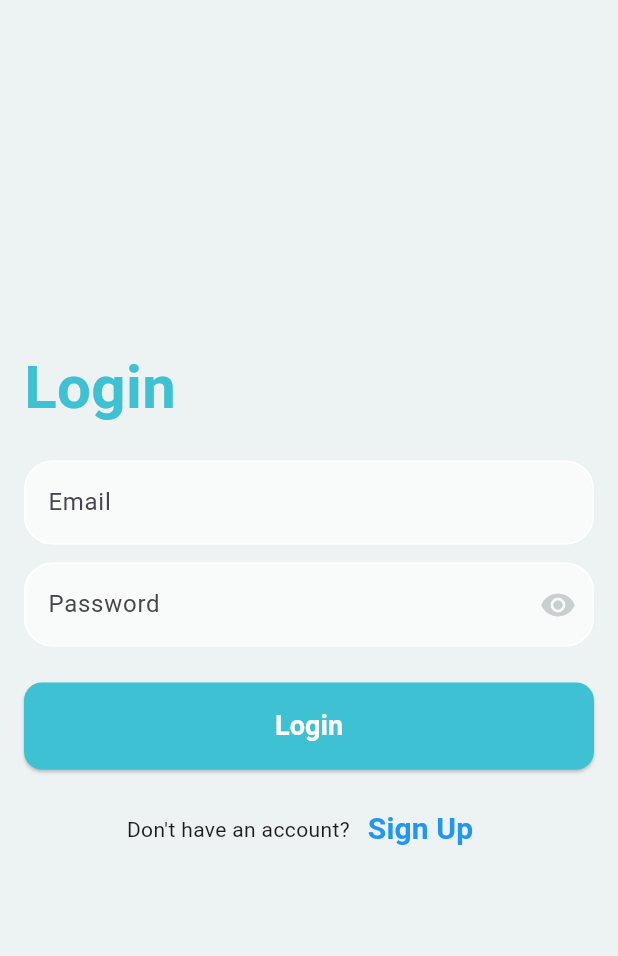
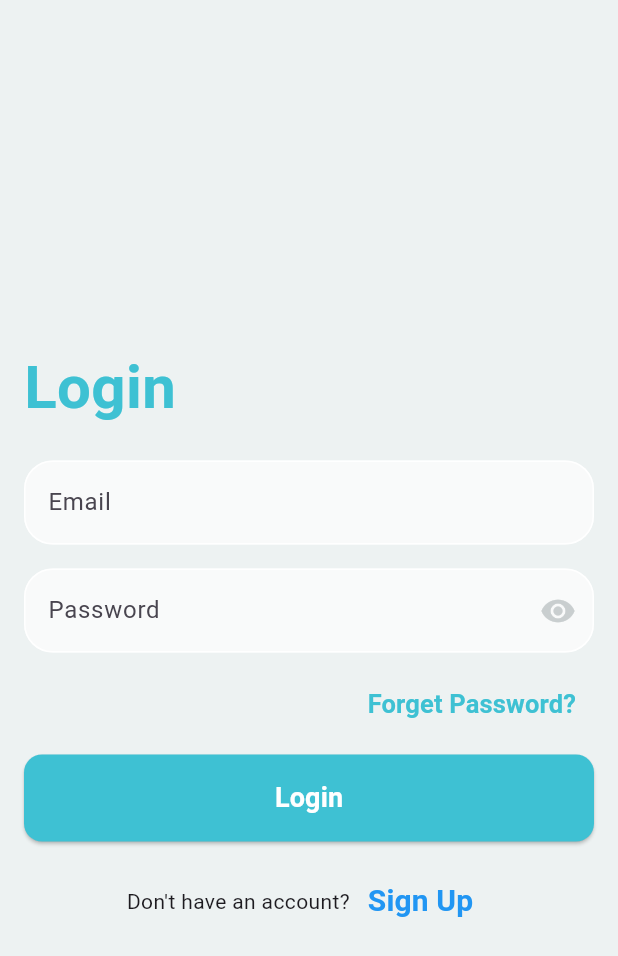
Before and after one commit to Ibrahim8545/youtube_firebase, a Flutter app: the screen it shows after launch, on a phone screen of 412 x 824 dp. Shown: the top 956 px of the screen. Run offline on Flutter 3.47's test engine with Material 3 defaults, Android fonts, the phone set to English and light mode, and no system bars; our stand-ins replace bloc, cloud_firestore, firebase_auth, firebase_core, flutter_bloc, shared_preferences; accounts and stored records are empty.

Commit message:
add reset password

```diff
--- a/lib/features/auth/manager/login_cubit/login_cubit.dart
+++ b/lib/features/auth/manager/login_cubit/login_cubit.dart
@@ -7,6 +7,7 @@ import 'package:youtubefirebase/features/auth/manager/login_cubit/login_state.da
 class LoginCubit extends Cubit<LoginState> {
   LoginCubit() : super(LoginInitial());
   final FirebaseAuth firebaseAuth = FirebaseAuth.instance;
+
   Future<void> login({required String email, required String password}) async {
     emit(LoginLoading());
     try {
@@ -14,6 +15,7 @@ class LoginCubit extends Cubit<LoginState> {
         email: email,
         password: password,
       );
+
       await CacheHelper.saveLogin();
       emit(LoginSuccess());
     } on FirebaseAuthException catch (e) {
--- a/lib/features/auth/screens/screen_login.dart
+++ b/lib/features/auth/screens/screen_login.dart
@@ -8,6 +8,7 @@ import 'package:youtubefirebase/core/utils/colors.dart';
 import 'package:youtubefirebase/features/auth/manager/login_cubit/login_cubit.dart';
 import 'package:youtubefirebase/features/auth/manager/login_cubit/login_state.dart';
 import 'package:youtubefirebase/features/auth/screens/home_screen.dart';
+import 'package:youtubefirebase/features/auth/screens/reset_passward.dart';
 import 'package:youtubefirebase/features/auth/screens/signup_screen.dart';
 
 class LoginScreen extends StatelessWidget {
@@ -89,7 +90,7 @@ class LoginScreen extends StatelessWidget {
                           textInputType: TextInputType.emailAddress,
                         ),
 
-                        const SizedBox(height: 12),
+                        const SizedBox(height: 16),
                         PasswordField(
                           lable: 'Password',
                           controller: passwordController,
@@ -100,7 +101,30 @@ class LoginScreen extends StatelessWidget {
                             return null;
                           },
                         ),
-                        const SizedBox(height: 24),
+                        const SizedBox(height: 10),
+                        Align(
+                          alignment: Alignment.centerRight,
+                          child: TextButton(
+                            onPressed: () {
+                              Navigator.push(
+                                context,
+                                MaterialPageRoute(
+                                  builder: (context) => ResetPassword(),
+                                ),
+                              );
+                            },
+                            child: const Text(
+                              'Forget Password?',
+                              style: TextStyle(
+                                color: AppColors.teal,
+                                fontWeight: FontWeight.bold,
+                                fontSize: 17,
+                              ),
+                            ),
+                          ),
+                        ),
+
+                        const SizedBox(height: 10),
                         state is LoginLoading
                             ? Center(child: CircularProgressIndicator())
                             : CustomBtn(
```
Also changed, not shown: lib/features/auth/manager/cubit/reset_password_cubit.dart (added, +20 -0 lines), lib/features/auth/manager/cubit/reset_password_state.dart (added, +12 -0 lines), lib/features/auth/screens/reset_passward.dart (added, +116 -0 lines).
